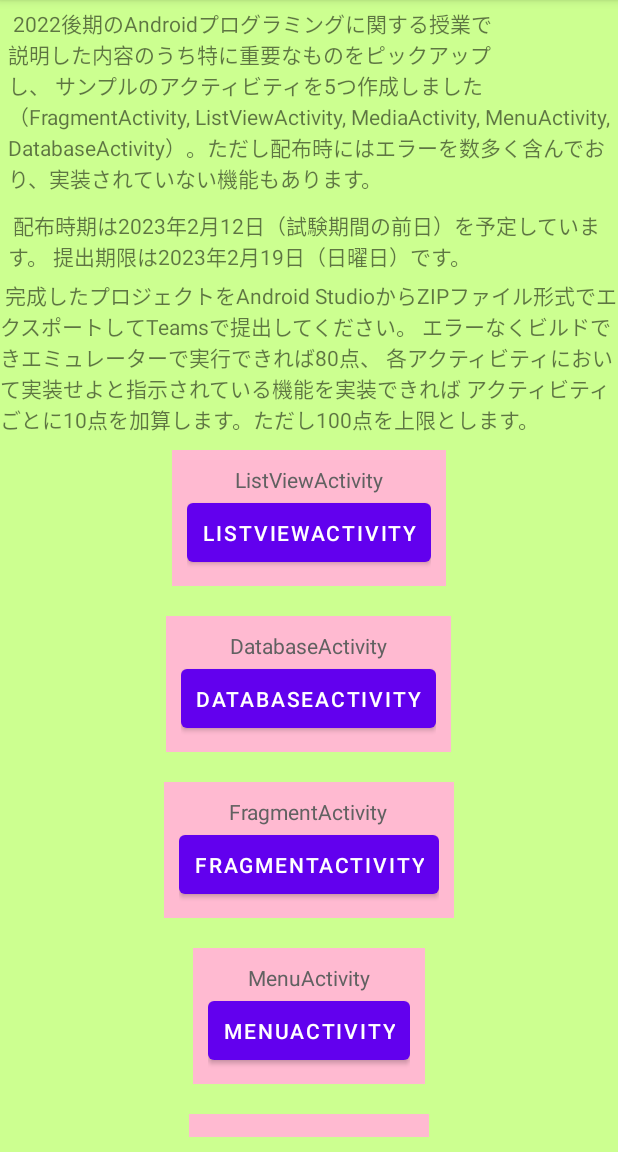
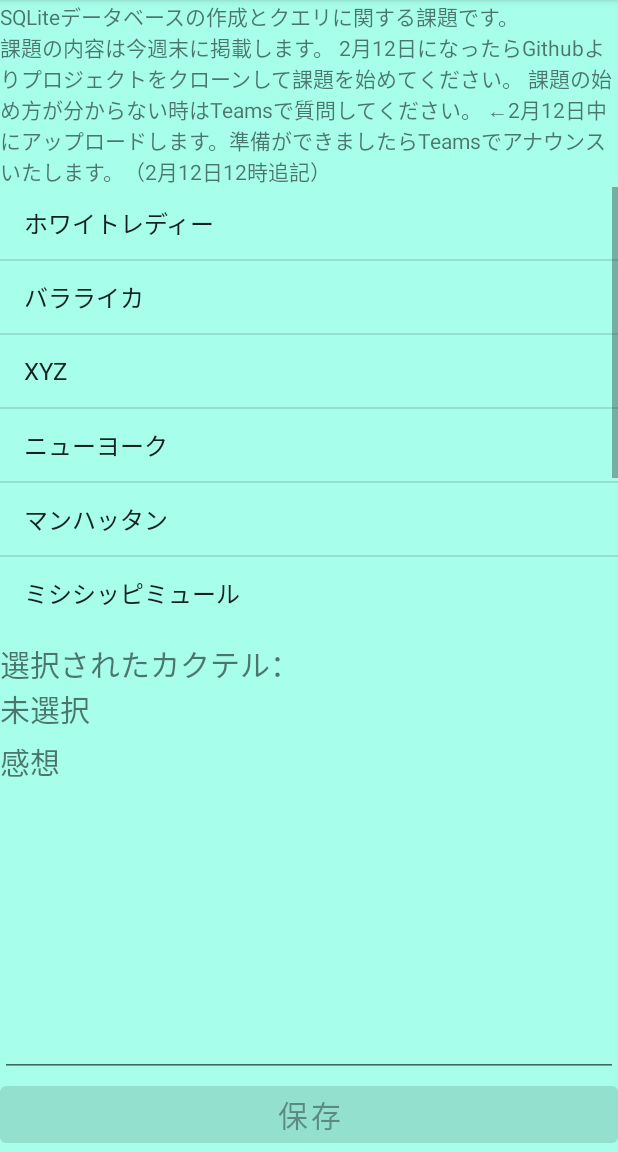
Before and after one commit to TakashiSasaki/EoTAssignment202302, an Android app: the screen it shows after launch (MainActivity before the commit, DatabaseActivity after it), after a tap on "DATABASEACTIVITY", on a phone screen of 412 x 824 dp, the part 84-1236 px from its top. Run offline under Robolectric (Android 15) with nearby library versions, the light colour scheme and no system bars.

Commit message:
DatabaseActivityを実装。

```diff
--- a/app/build.gradle
+++ b/app/build.gradle
@@ -30,7 +30,7 @@ android {
 
 dependencies {
 
-    implementation 'androidx.appcompat:appcompat:1.6.0'
+    implementation 'androidx.appcompat:appcompat:1.4.1'
     implementation 'com.google.android.material:material:1.8.0'
     implementation 'androidx.constraintlayout:constraintlayout:2.1.4'
     testImplementation 'junit:junit:4.13.2'
--- a/app/src/main/AndroidManifest.xml
+++ b/app/src/main/AndroidManifest.xml
@@ -35,7 +35,8 @@
         </activity>
         <activity
             android:name="com.example.toeassignment202302.DatabaseActivity"
-            android:exported="false">
+            android:exported="false"
+            android:launchMode="singleTop">
             <meta-data
                 android:name="android.app.lib_name"
                 android:value="" />
--- /dev/null
+++ b/app/src/main/java/com/example/toeassignment202302/DatabaseHelper.java
@@ -0,0 +1,32 @@
+package com.example.toeassignment202302;
+
+import android.content.Context;
+import android.database.sqlite.SQLiteDatabase;
+import android.database.sqlite.SQLiteOpenHelper;
+
+import androidx.annotation.Nullable;
+
+public class DatabaseHelper extends SQLiteOpenHelper {
+
+    private static final int DATABASE_VERSION = 1;
+    private static final String DATABASE_NAME = "cocktailmemo.db";
+
+    public DatabaseHelper(@Nullable Context context) {
+        super(context, DATABASE_NAME, null, DATABASE_VERSION);
+    }
+
+    @Override
+    public void onCreate(SQLiteDatabase db) {
+        StringBuilder sb = new StringBuilder();
+        sb.append("CREATE TABLE cocktailmemos (");
+        sb.append("_id INTEGER PRIMARY KEY,");
+        sb.append("name TEXT,");
+        sb.append("note TEXT );");
+        String sql = sb.toString();
+        db.execSQL(sql);
+    }
+
+    @Override
+    public void onUpgrade(SQLiteDatabase db, int oldVersion, int newVersion) {
+    }
+}
--- a/app/src/main/java/com/example/toeassignment202302/MainActivity.java
+++ b/app/src/main/java/com/example/toeassignment202302/MainActivity.java
@@ -2,7 +2,9 @@ package com.example.toeassignment202302;
 
 import androidx.appcompat.app.AppCompatActivity;
 
+import android.content.Intent;
 import android.os.Bundle;
+import android.view.View;
 
 import com.example.allinone202302.R;
 
@@ -12,6 +14,9 @@ public class MainActivity extends AppCompatActivity {
     protected void onCreate(Bundle savedInstanceState) {
         super.onCreate(savedInstanceState);
         setContentView(R.layout.activity_main);
-    }
+    }//onCreate
 
-}
+    public void startDatabaseActivity(View view) {
+        startActivity(new Intent(this, DatabaseActivity.class));
+    }//startDatabaseActivity
+}//MainActivity
--- a/app/src/main/res/layout/activity_database.xml
+++ b/app/src/main/res/layout/activity_database.xml
@@ -1,10 +1,10 @@
 <?xml version="1.0" encoding="utf-8"?>
 <LinearLayout xmlns:android="http://schemas.android.com/apk/res/android"
-              xmlns:tools="http://schemas.android.com/tools"
-              android:layout_width="match_parent"
-              android:layout_height="match_parent"
-              android:background="@color/blue"
-              android:orientation="vertical">
+    xmlns:tools="http://schemas.android.com/tools"
+    android:layout_width="match_parent"
+    android:layout_height="match_parent"
+    android:background="@color/blue"
+    android:orientation="vertical">
 
     <TextView
         android:layout_width="wrap_content"
@@ -18,4 +18,50 @@
         android:text="@string/_2_12_github_teams" />
 
 
+    <ListView
+        android:id="@+id/lvCocktail"
+        android:layout_width="match_parent"
+        android:layout_height="0dp"
+        android:layout_marginBottom="10dp"
+        android:layout_weight="0.6"
+        android:entries="@array/lv_cocktaillist" />
+
+    <TextView
+        android:layout_width="match_parent"
+        android:layout_height="wrap_content"
+        android:text="@string/tv_lb_name"
+        android:textSize="20sp" />
+
+    <TextView
+        android:id="@+id/tvCocktailName"
+        android:layout_width="match_parent"
+        android:layout_height="wrap_content"
+        android:text="@string/tv_name"
+        android:textSize="20sp" />
+
+    <TextView
+        android:layout_width="match_parent"
+        android:layout_height="wrap_content"
+        android:layout_marginTop="5dp"
+        android:text="@string/tv_lb_note"
+        android:textSize="20sp" />
+
+
+    <EditText
+        android:id="@+id/etNote"
+        android:layout_width="match_parent"
+        android:layout_height="0dp"
+        android:layout_weight="0.4"
+        android:gravity="top"
+        android:inputType="textMultiLine" />
+
+    <Button
+        android:id="@+id/btnSave"
+        android:layout_width="match_parent"
+        android:layout_height="wrap_content"
+        android:enabled="false"
+        android:onClick="onSaveButtonClick"
+        android:text="@string/btn_save"
+        android:textSize="20sp" />
+
 </LinearLayout>
--- a/app/src/main/res/values/strings.xml
+++ b/app/src/main/res/values/strings.xml
@@ -2,4 +2,21 @@
     <string name="app_name">EoT assignment in 2022</string>
     <string name="_2_12_github_teams">課題の内容は今週末に掲載します。 2月12日になったらGithubよりプロジェクトをクローンして課題を始めてください。 課題の始め方が分からない時はTeamsで質問してください。
     ←2月12日中にアップロードします。準備ができましたらTeamsでアナウンスいたします。（2月12日12時追記）</string>
+
+    <string-array name="lv_cocktaillist">
+        <item>ホワイトレディー</item>
+        <item>バラライカ</item>
+        <item>XYZ</item>
+        <item>ニューヨーク</item>
+        <item>マンハッタン</item>
+        <item>ミシシッピミュール</item>
+        <item>ブルーハワイ</item>
+        <item>マイタイ</item>
+        <item>マティーニ</item>
+    </string-array>
+    <string name="tv_lb_name">選択されたカクテル：</string>
+    <string name="tv_name">未選択</string>。
+    <string name="tv_lb_note">感想</string>
+    <string name="btn_save">保存</string>
+
 </resources>
--- a/build.gradle
+++ b/build.gradle
@@ -1,5 +1,5 @@
 // Top-level build file where you can add configuration options common to all sub-projects/modules.
 plugins {
-    id 'com.android.application' version '7.3.1' apply false
-    id 'com.android.library' version '7.3.1' apply false
+    id 'com.android.application' version '7.4.1' apply false
+    id 'com.android.library' version '7.4.1' apply false
 }
```
Also changed, not shown: app/src/main/java/com/example/toeassignment202302/DatabaseActivity.java (+75 -0 lines), gradle/wrapper/gradle-wrapper.properties.
